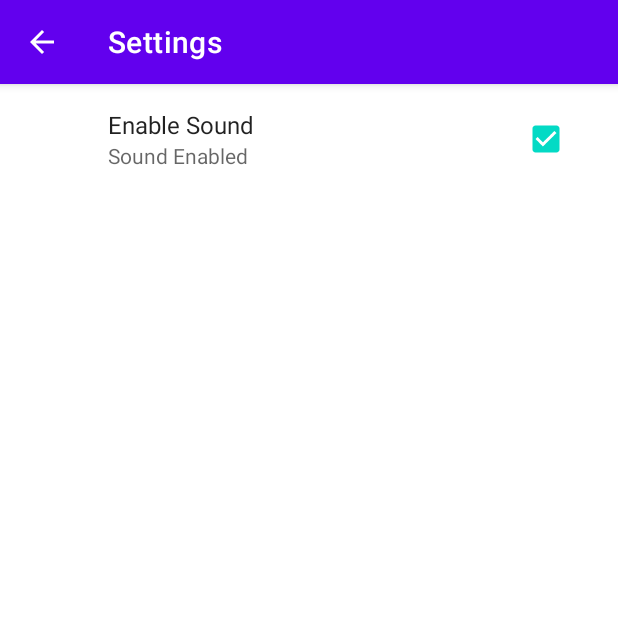
After one commit to anoriar/android-cool-timer, an Android app: the SettingsActivity screen opened directly, with no data from a screen before it, on a phone screen of 412 x 824 dp, the top half of it. The commit adds this screen. Run offline under Robolectric (Android 15) with nearby library versions, the phone set to English and light mode, and no system bars; our stand-ins replace androidx.preference.

Commit message:
cool timer preferences

```diff
--- a/app/build.gradle
+++ b/app/build.gradle
@@ -32,6 +32,7 @@ dependencies {
     implementation 'androidx.appcompat:appcompat:1.4.1'
     implementation 'com.google.android.material:material:1.5.0'
     implementation 'androidx.constraintlayout:constraintlayout:2.1.3'
+    implementation 'androidx.preference:preference:1.1.0-rc01'
     testImplementation 'junit:junit:4.13.2'
     androidTestImplementation 'androidx.test.ext:junit:1.1.3'
     androidTestImplementation 'androidx.test.espresso:espresso-core:3.4.0'
--- /dev/null
+++ b/app/src/main/java/com/example/cooltimer/SettingsActivity.java
@@ -0,0 +1,32 @@
+package com.example.cooltimer;
+
+import androidx.annotation.NonNull;
+import androidx.appcompat.app.ActionBar;
+import androidx.appcompat.app.AppCompatActivity;
+import androidx.core.app.NavUtils;
+
+import android.os.Bundle;
+import android.view.MenuItem;
+
+public class SettingsActivity extends AppCompatActivity {
+
+    @Override
+    protected void onCreate(Bundle savedInstanceState) {
+        super.onCreate(savedInstanceState);
+        setContentView(R.layout.activity_settings);
+
+        ActionBar actionBar = this.getSupportActionBar();
+        if(actionBar != null){
+            actionBar.setDisplayHomeAsUpEnabled(true);
+        }
+    }
+
+    @Override
+    public boolean onOptionsItemSelected(@NonNull MenuItem item) {
+        int id = item.getItemId();
+        if(id == android.R.id.home){
+            NavUtils.navigateUpFromSameTask(this);
+        }
+        return super.onOptionsItemSelected(item);
+    }
+}
--- /dev/null
+++ b/app/src/main/java/com/example/cooltimer/SettingsFragment.java
@@ -0,0 +1,12 @@
+package com.example.cooltimer;
+
+import android.os.Bundle;
+
+import androidx.preference.PreferenceFragmentCompat;
+
+public class SettingsFragment  extends PreferenceFragmentCompat {
+    @Override
+    public void onCreatePreferences(Bundle savedInstanceState, String rootKey) {
+        setPreferencesFromResource(R.xml.timer_preference, rootKey);
+    }
+}
--- a/app/src/main/res/values/themes.xml
+++ b/app/src/main/res/values/themes.xml
@@ -12,5 +12,6 @@
         <!-- Status bar color. -->
         <item name="android:statusBarColor" tools:targetApi="l">?attr/colorPrimaryVariant</item>
         <!-- Customize your theme here. -->
+        <item name="preferenceTheme">@style/PreferenceThemeOverlay</item>
     </style>
 </resources>
--- /dev/null
+++ b/app/src/main/res/xml/timer_preference.xml
@@ -0,0 +1,11 @@
+<?xml version="1.0" encoding="utf-8"?>
+<PreferenceScreen xmlns:android="http://schemas.android.com/apk/res/android">
+    <CheckBoxPreference
+        android:key="enable_sound"
+        android:defaultValue="true"
+        android:title="Enable Sound"
+        android:summaryOff="Sound Disabled"
+        android:summaryOn="Sound Enabled"
+        >
+    </CheckBoxPreference>
+</PreferenceScreen>
```
Also changed, not shown: app/src/main/AndroidManifest.xml (+21 -0 lines), app/src/main/java/com/example/cooltimer/AboutActivity.java (added, +33 -0 lines), app/src/main/java/com/example/cooltimer/MainActivity.java (+29 -1 lines), app/src/main/res/layout/activity_about.xml (added, +9 -0 lines), app/src/main/res/layout/activity_settings.xml (added, +12 -0 lines), app/src/main/res/menu/timer_menu.xml (added, +17 -0 lines).
